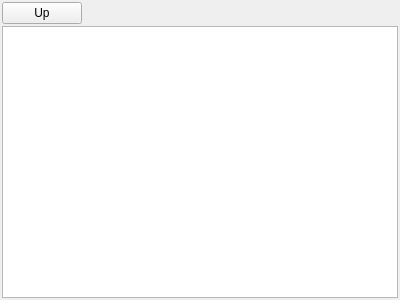
This is qvarianteditor/qtreevariantwidget.ui in VaysseB/QVariantEditor as Qt 5 draws it before an edit. The edited form follows.
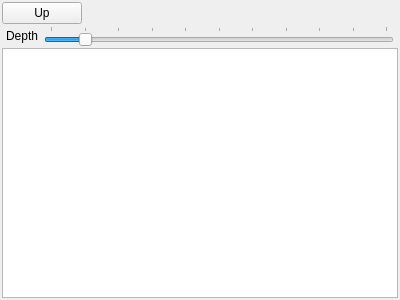
This is the edited form. Icons and pictures are not drawn.

Commit message: Added depth when model represent the datas

Diff of the .ui file:
```diff
--- a/qvarianteditor/qtreevariantwidget.ui
+++ b/qvarianteditor/qtreevariantwidget.ui
@@ -77,6 +77,59 @@
      </layout>
     </widget>
    </item>
+   <item>
+    <widget class="QWidget" name="widgetOptions" native="true">
+     <layout class="QFormLayout" name="formLayout">
+      <property name="leftMargin">
+       <number>4</number>
+      </property>
+      <property name="topMargin">
+       <number>0</number>
+      </property>
+      <property name="rightMargin">
+       <number>4</number>
+      </property>
+      <property name="bottomMargin">
+       <number>0</number>
+      </property>
+      <item row="0" column="0">
+       <widget class="QLabel" name="labelDepth">
+        <property name="text">
+         <string>Depth</string>
+        </property>
+       </widget>
+      </item>
+      <item row="0" column="1">
+       <widget class="QSlider" name="sliderDepth">
+        <property name="toolTip">
+         <string>Depth of recursion when representing list/map/hash.</string>
+        </property>
+        <property name="minimum">
+         <number>0</number>
+        </property>
+        <property name="maximum">
+         <number>10</number>
+        </property>
+        <property name="pageStep">
+         <number>5</number>
+        </property>
+        <property name="value">
+         <number>1</number>
+        </property>
+        <property name="orientation">
+         <enum>Qt::Horizontal</enum>
+        </property>
+        <property name="tickPosition">
+         <enum>QSlider::TicksAbove</enum>
+        </property>
+        <property name="tickInterval">
+         <number>1</number>
+        </property>
+       </widget>
+      </item>
+     </layout>
+    </widget>
+   </item>
    <item>
     <widget class="QTreeView" name="treeView">
      <property name="editTriggers">
```
Left out of the diff: 5 changed lines with no effect on the pictures. The commit also changes 3 other files.
